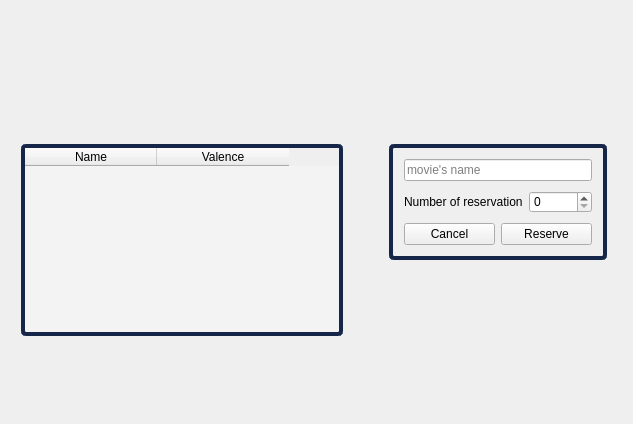
This is reserve.ui in EotDc35F/project as Qt 5 draws it before an edit. The edited form follows.
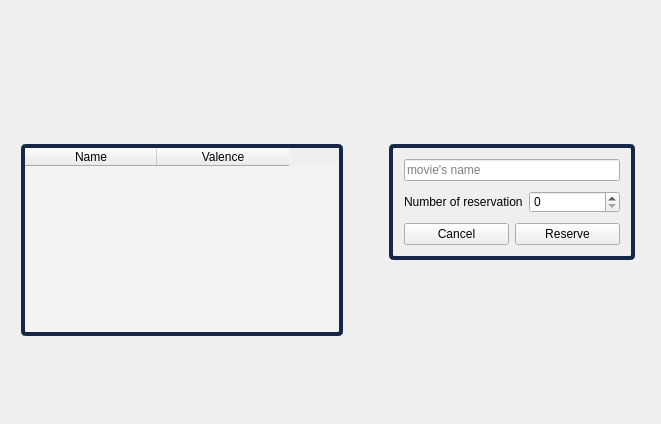
This is the edited form. Icons and pictures are not drawn.

```diff
--- a/reserve.ui
+++ b/reserve.ui
@@ -6,7 +6,7 @@
    <rect>
     <x>0</x>
     <y>0</y>
-    <width>633</width>
+    <width>661</width>
     <height>424</height>
    </rect>
   </property>
```
Left out of the diff: 12 changed lines with no effect on the pictures.
